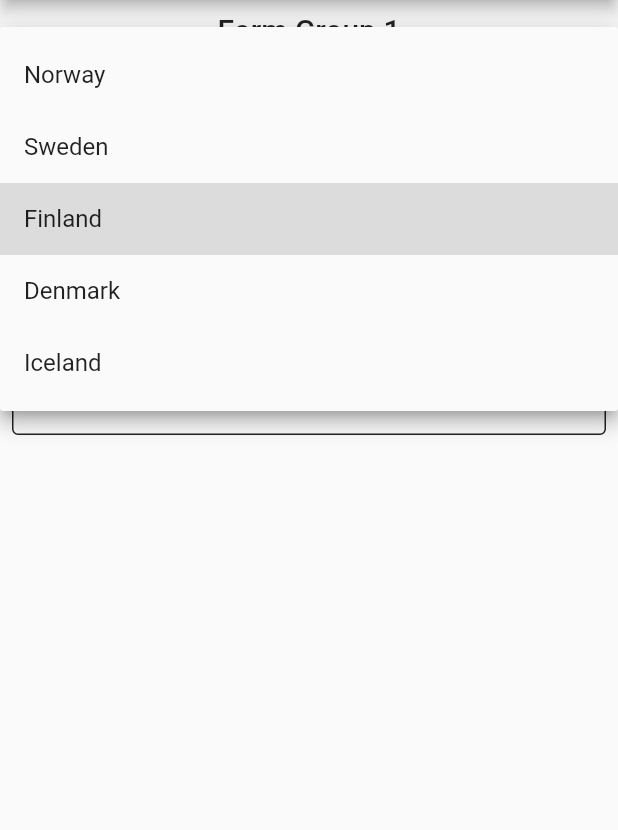
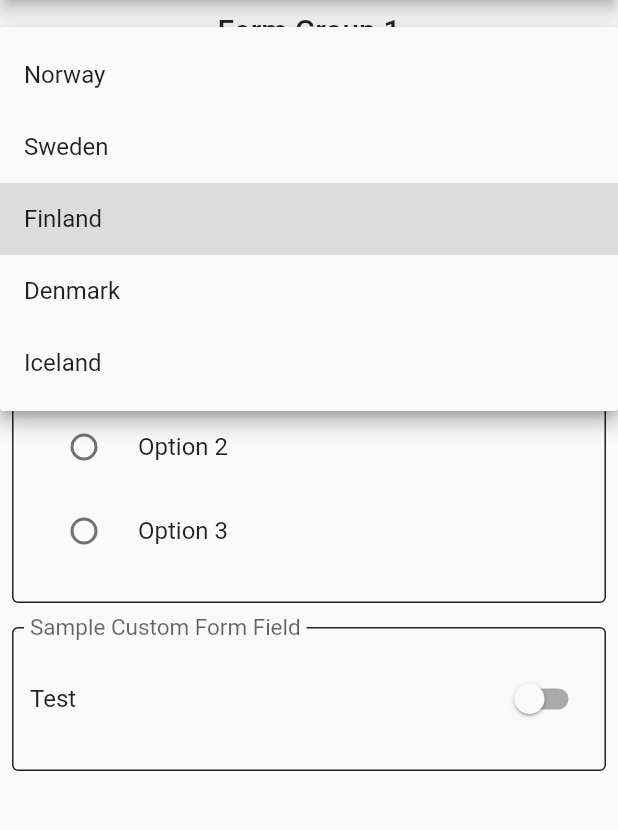
Before and after one commit to udos86/flutter-fast-forms, a Flutter app: the screen it shows after launch, after a tap on "Finland", on a phone screen of 412 x 824 dp, the part 84-914 px from its top. Run offline on Flutter 3.47's test engine with Material 2 defaults, Android fonts, the phone set to English and light mode, and no system bars; our stand-ins replace mask_text_input_formatter.

Commit message:
adds RadioGroup support

```diff
--- a/example/lib/main.dart
+++ b/example/lib/main.dart
@@ -32,6 +32,24 @@ final formModel = [
         ],
         initialValue: 'Finland',
         validator: Validators.required(),
+      ),
+      RadioGroupModel(
+        id: 7,
+        label: 'Sample Radio Group Model',
+        options: [
+          FormFieldOption(
+            title: 'Option 1',
+            value: 'option-1',
+          ),
+          FormFieldOption(
+            title: 'Option 2',
+            value: 'option-2',
+          ),
+          FormFieldOption(
+            title: 'Option 3',
+            value: 'option-3',
+          )
+        ],
       ),
       FormFieldModel<CustomFormFieldValue>(
         id: 47,
--- a/lib/src/widget/radio-group-form-field.dart
+++ b/lib/src/widget/radio-group-form-field.dart
@@ -30,16 +30,17 @@ class RadioGroupFormField<T> extends FormField<T> {
             return InputDecorator(
               decoration:
                   effectiveDecoration.copyWith(errorText: field.errorText),
-                child: orientation == RadioGroupOrientation.vertical
-                    ? Column(
-                        children: _buildOptions<T>(options, field),
-                      )
-                    : Row(
+              child: orientation == RadioGroupOrientation.horizontal
+                  ? Row(
                       children: _buildOptions<T>(
                           options, field, RadioGroupOrientation.horizontal),
+                    )
+                  : Column(
+                      children: _buildOptions<T>(options, field),
                     ),
             );
-            });
+          },
+        );
 
   final ValueChanged<T> onChanged;
 
@@ -47,10 +48,8 @@ class RadioGroupFormField<T> extends FormField<T> {
   FormFieldState<T> createState() => _RadioGroupFormFieldState<T>();
 
   static List<Widget> _buildOptions<T>(
-    List<FormFieldOption<T>> options,
-    FormFieldState<T> field, [
-    RadioGroupOrientation orientation = RadioGroupOrientation.vertical,
-  ]) {
+      List<FormFieldOption<T>> options, FormFieldState<T> field,
+      [RadioGroupOrientation orientation = RadioGroupOrientation.vertical]) {
     return options.map((option) {
       final tile = RadioListTile<T>(
         title: Text(option.title),
```
Also changed, not shown: lib/src/model/radio_group_form_field_model.dart (+39 -8 lines). Lines whose indentation alone changed are shown as unchanged.
